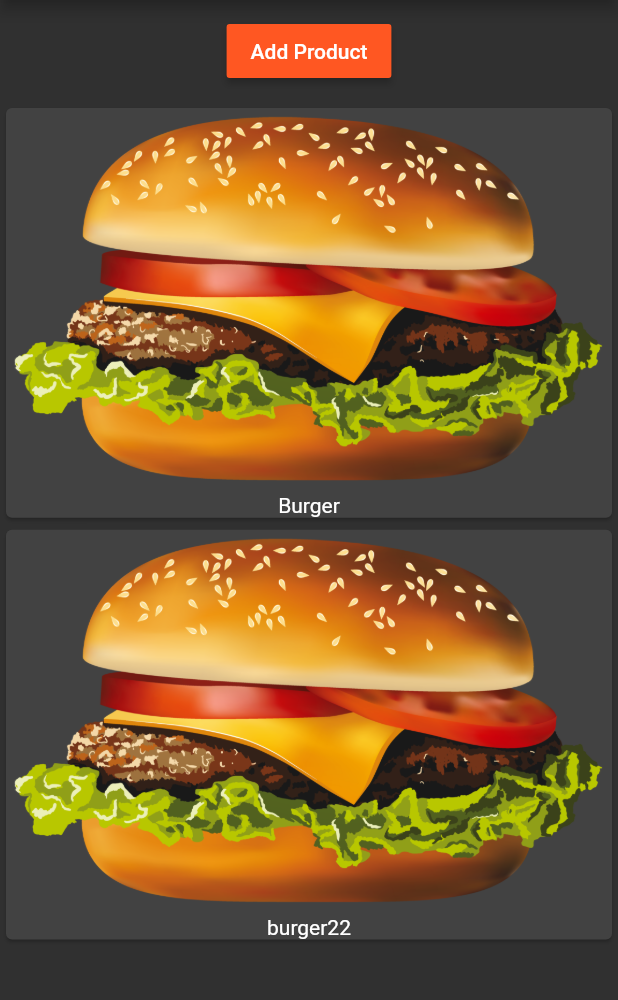
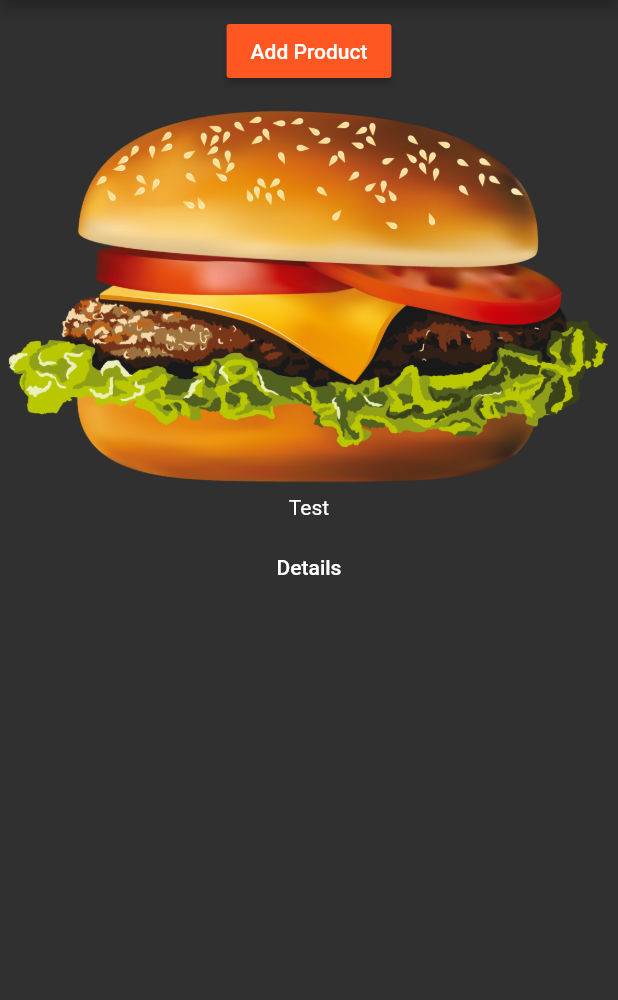
Before and after one commit to HusseinReda97pro/First-App-with-Flutter, a Flutter app: the screen it shows after launch, after a tap on "Add Product", on a phone screen of 412 x 824 dp, the part 84-1084 px from its top. Run offline on Flutter 3.47's test engine with Material 2 defaults, Android fonts, the phone set to English and light mode, and no system bars.

Commit message:
List Edit

```diff
--- /dev/null
+++ b/lib/Pages/Home.dart
@@ -0,0 +1,15 @@
+import 'package:flutter/material.dart';
+import '../Product_manager.dart';
+
+class HomePage extends StatelessWidget{
+  @override
+  Widget build(BuildContext context) {
+    // TODO: implement build
+    return  Scaffold(
+          appBar: AppBar(
+            title: Text('List'),
+          ),
+          body: ProductManaer());
+  }
+
+}
--- /dev/null
+++ b/lib/Pages/Product.dart
@@ -0,0 +1,22 @@
+import 'package:flutter/material.dart';
+
+class ProductPage extends StatelessWidget {
+  @override
+  Widget build(BuildContext context) {
+    // TODO: implement build
+    return Scaffold(
+        appBar: AppBar(
+          title: Text('Product Name'),
+        ),
+        body: Center(
+            child: Column(
+          children: <Widget>[
+            Text("Information"),
+            RaisedButton(
+              child: Text("Back"),
+              onPressed: () => {Navigator.pop(context)},
+            )
+          ],
+        )));
+  }
+}
--- /dev/null
+++ b/lib/Product_control.dart
@@ -0,0 +1,19 @@
+import 'package:flutter/material.dart';
+
+class productContorl extends StatelessWidget{
+    final Function addProduct;
+    productContorl(this.addProduct);
+
+  @override
+  Widget build(BuildContext context) {
+    // TODO: implement build
+    return RaisedButton(
+          color: Theme.of(context).primaryColor,
+          onPressed: () {
+            addProduct('Test');
+          },
+          child: Text('Add Product'),
+        );
+  }
+
+}
--- a/lib/Product_manager.dart
+++ b/lib/Product_manager.dart
@@ -1,9 +1,10 @@
 import 'package:flutter/material.dart';
 import './Products.dart';
+import './Product_control.dart';
 
 class ProductManaer extends StatefulWidget {
   final String statrtingPeoduct;
-ProductManaer(this.statrtingPeoduct);
+  ProductManaer({this.statrtingPeoduct});
   @override
   State<StatefulWidget> createState() {
     // TODO: implement createState
@@ -13,28 +14,29 @@ ProductManaer(this.statrtingPeoduct);
 
 class _ProductManaerState extends State<ProductManaer> {
   List<String> _Products = [];
+  void _addProduct(String product) {
+    setState(() {
+      _Products.add(product);
+    });
+  }
+
   @override
   void initState() {
+    if(widget.statrtingPeoduct != null){
     _Products.add(widget.statrtingPeoduct);
+    }
     // TODO: implement initState
     super.initState();
   }
+
   @override
   Widget build(BuildContext context) {
     return Column(children: [
       Container(
         margin: EdgeInsets.all(10.0),
-        child: RaisedButton(
-          color: Theme.of(context).primaryColor,
-          onPressed: () {
-            setState(() {
-              _Products.add('burger22');
-            });
-          },
-          child: Text('Add Product'),
-        ),
+        child: productContorl(_addProduct),
       ),
-      Products(_Products)
+      Expanded(child: Products(_Products))
     ]);
   }
 }
--- a/lib/Products.dart
+++ b/lib/Products.dart
@@ -1,21 +1,43 @@
+import 'package:first_app/Pages/Home.dart';
+import 'package:first_app/Pages/Product.dart';
 import 'package:flutter/material.dart';
+import 'Pages/Product.dart';
 
 class Products extends StatelessWidget {
- final List<String> products;
+  final List<String> products;
   Products(this.products);
   // if consturctor take this . attrbuteNme so it take the pramter and save it into this Attrbute
+  Widget _BuiledProductItems(BuildContext context, int index) {
+    return Column(
+      children: <Widget>[
+        Image.asset('assets/burger.png'),
+        Text(products[index]),
+        ButtonBar(
+          alignment: MainAxisAlignment.center,
+          children: <Widget>[
+            FlatButton(
+              child: Text('Details'),
+              onPressed: () => Navigator.push(
+                    context,
+                    MaterialPageRoute(
+                      builder: (BuildContext context) => ProductPage(),
+                    ),
+                  ),
+            )
+          ],
+        )
+      ],
+    );
+  }
 
   @override
   Widget build(BuildContext context) {
     // TODO: implement build
-    return Column(
-        children: products.map((element) => Card(
-              child: Column(
-                children: <Widget>[
-                  Image.asset('assets/burger.png'),
-                  Text(element)
-                ],
-              ),
-            )).toList());
+    return products.length > 0
+        ? ListView.builder(
+            itemBuilder: _BuiledProductItems, itemCount: products.length)
+        : Center(
+            child: Text("No Product Found"),
+          );
   }
 }
--- a/lib/main.dart
+++ b/lib/main.dart
@@ -1,22 +1,21 @@
+import 'package:first_app/Pages/Home.dart';
 import 'package:flutter/material.dart';
-import './Product_manager.dart';
-
-void main() => runApp(MyApp());
+import 'Pages/Home.dart';
+void main() {
+  // to watch posision of every ui elment
+  //debugPaintSizeEnabled = true;
+  runApp(MyApp());
+}
 
 class MyApp extends StatelessWidget {
   @override
   Widget build(BuildContext context) {
     return MaterialApp(
       theme: ThemeData(
-        brightness: Brightness.dark,
-        primaryColor: Colors.deepOrange,
-        accentColor: Colors.deepPurple
-      ),
-      home: Scaffold(
-          appBar: AppBar(
-            title: Text('List'),
-          ),
-          body: ProductManaer('Burger')),
+          brightness: Brightness.dark,
+          primaryColor: Colors.deepOrange,
+          accentColor: Colors.deepPurple),
+      home:HomePage()
     );
   }
 }
--- a/pubspec.yaml
+++ b/pubspec.yaml
@@ -14,7 +14,7 @@ description: A new Flutter project.
 version: 1.0.0+1
 
 environment:
-  sdk: ">=2.1.0 <3.0.0"
+  sdk: ">=2.2.0 <3.0.0"
 
 dependencies:
   flutter:
```
Also changed, not shown: pubspec.lock.
